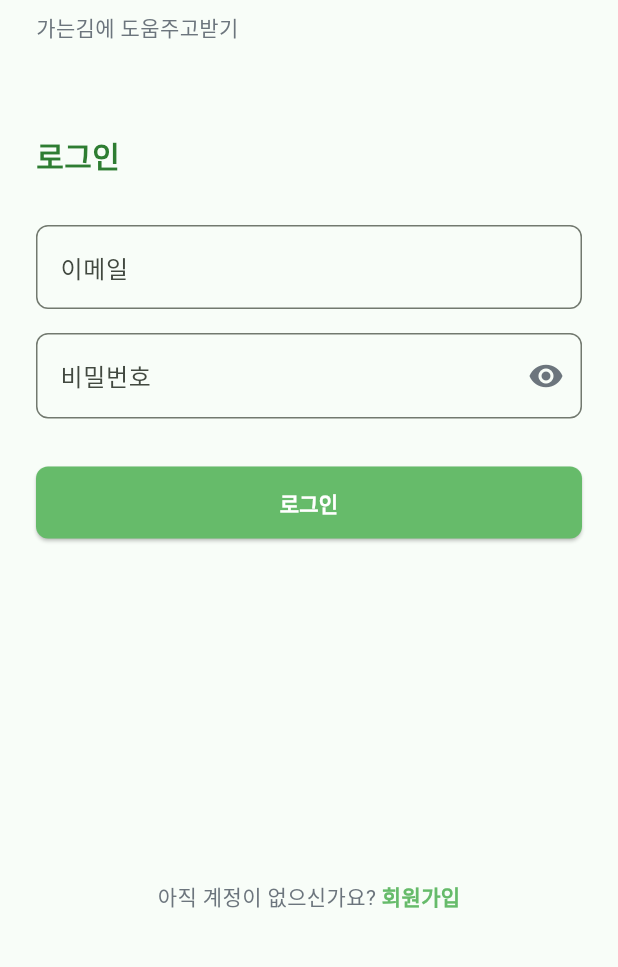
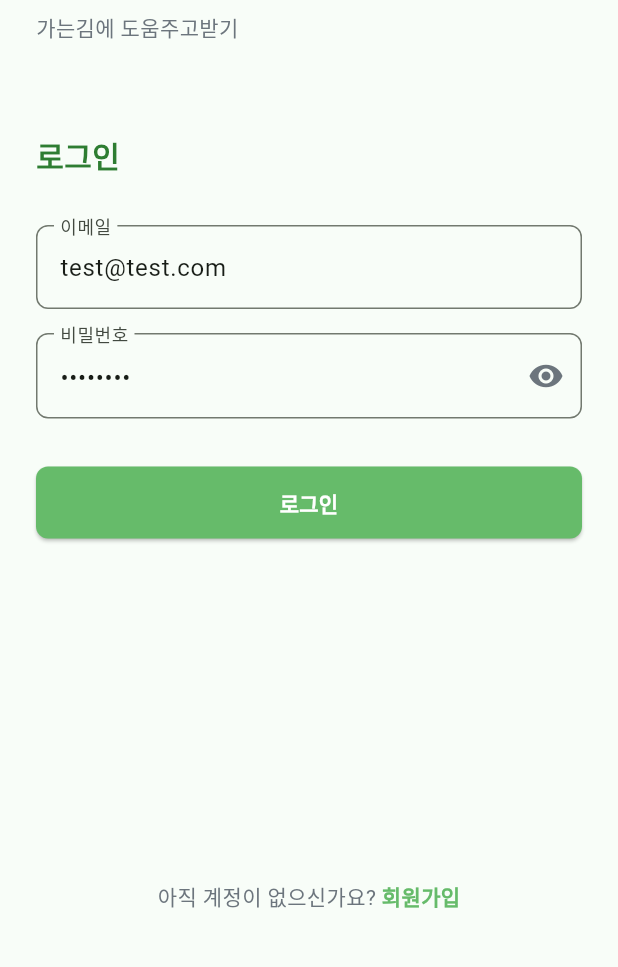
Before and after one commit to pnci1029/GNGM, a Flutter app: the screen it shows after launch, on a phone screen of 412 x 824 dp, the part 240-1207 px from its top. Run offline on Flutter 3.47's test engine with Material 3 defaults, Android fonts, the phone set to English and light mode, and no system bars; our stand-ins replace cookie_jar, dio, dio_cookie_manager, shared_preferences; accounts and stored records are empty; Roboto replaces fonts that are missing (Pretendard).

Commit message:
[FE] 로그인 기능 개선

```diff
--- a/GNGM_FE/lib/screens/auth/login_screen.dart
+++ b/GNGM_FE/lib/screens/auth/login_screen.dart
@@ -12,8 +12,8 @@ class LoginScreen extends StatefulWidget {
 }
 
 class _LoginScreenState extends State<LoginScreen> {
-  final _emailController = TextEditingController();
-  final _passwordController = TextEditingController();
+  final _emailController = TextEditingController(text: 'test@test.com');
+  final _passwordController = TextEditingController(text: 'test1234');
   final _formKey = GlobalKey<FormState>();
   bool _obscurePassword = true;
 
@@ -223,7 +223,6 @@ class _LoginScreenState extends State<LoginScreen> {
 
       if (success && mounted) {
         Navigator.pushReplacementNamed(context, '/');
-      }
     }
   }
 
```
Also changed, not shown: GNGM_FE/lib/screens/home/home_screen.dart (+5 -2 lines).
